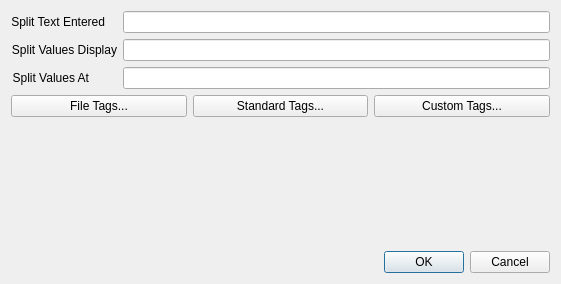
Qt form music_modify/gui/ui/dialog_prefs.ui (Kayzels/Music-Modify) before a commit.
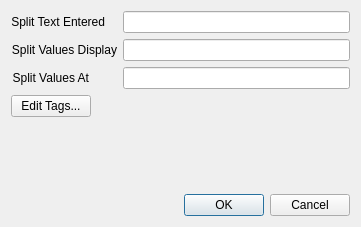
The same form after that commit.

Commit message:
[prefs] Put tags into one list
Rather than needing to manage three lists, and moving between them,
combine into one.
To know which tags should be displayed on the table, add a field to the
TagInfo object called `show_in_table`, set to False by default.
Remove the properties from prefs for custom_tags and standard_tags.
Keep the property for file tags, as it allows quick population of the
table, but rename it to table_tags.

```diff
--- a/music_modify/gui/ui/dialog_prefs.ui
+++ b/music_modify/gui/ui/dialog_prefs.ui
@@ -6,8 +6,8 @@
    <rect>
     <x>0</x>
     <y>0</y>
-    <width>561</width>
-    <height>284</height>
+    <width>361</width>
+    <height>227</height>
    </rect>
   </property>
   <property name="windowTitle">
@@ -92,29 +92,22 @@
         <string>&lt;html&gt;&lt;head/&gt;&lt;body&gt;&lt;p&gt;The tags shown in the main table.&lt;/p&gt;&lt;/body&gt;&lt;/html&gt;</string>
        </property>
        <property name="text">
-        <string>File Tags...</string>
+        <string>Edit Tags...</string>
        </property>
       </widget>
      </item>
      <item>
-      <widget class="QPushButton" name="button_standard_tags">
-       <property name="toolTip">
-        <string>&lt;html&gt;&lt;head/&gt;&lt;body&gt;&lt;p&gt;The tags that are generally defined for music files.&lt;/p&gt;&lt;/body&gt;&lt;/html&gt;</string>
+      <spacer name="horizontalSpacer">
+       <property name="orientation">
+        <enum>Qt::Orientation::Horizontal</enum>
        </property>
-       <property name="text">
-        <string>Standard Tags...</string>
+       <property name="sizeHint" stdset="0">
+        <size>
+         <width>40</width>
+         <height>20</height>
+        </size>
        </property>
-      </widget>
-     </item>
-     <item>
-      <widget class="QPushButton" name="button_custom_tags">
-       <property name="toolTip">
-        <string>&lt;html&gt;&lt;head/&gt;&lt;body&gt;&lt;p&gt;Additional tags which are not common. These tags always start with TXXX.&lt;/p&gt;&lt;/body&gt;&lt;/html&gt;</string>
-       </property>
-       <property name="text">
-        <string>Custom Tags...</string>
-       </property>
-      </widget>
+      </spacer>
      </item>
     </layout>
    </item>
```
Left out of the diff: 2 changed lines with no effect on the pictures. The commit also changes 9 other files.
